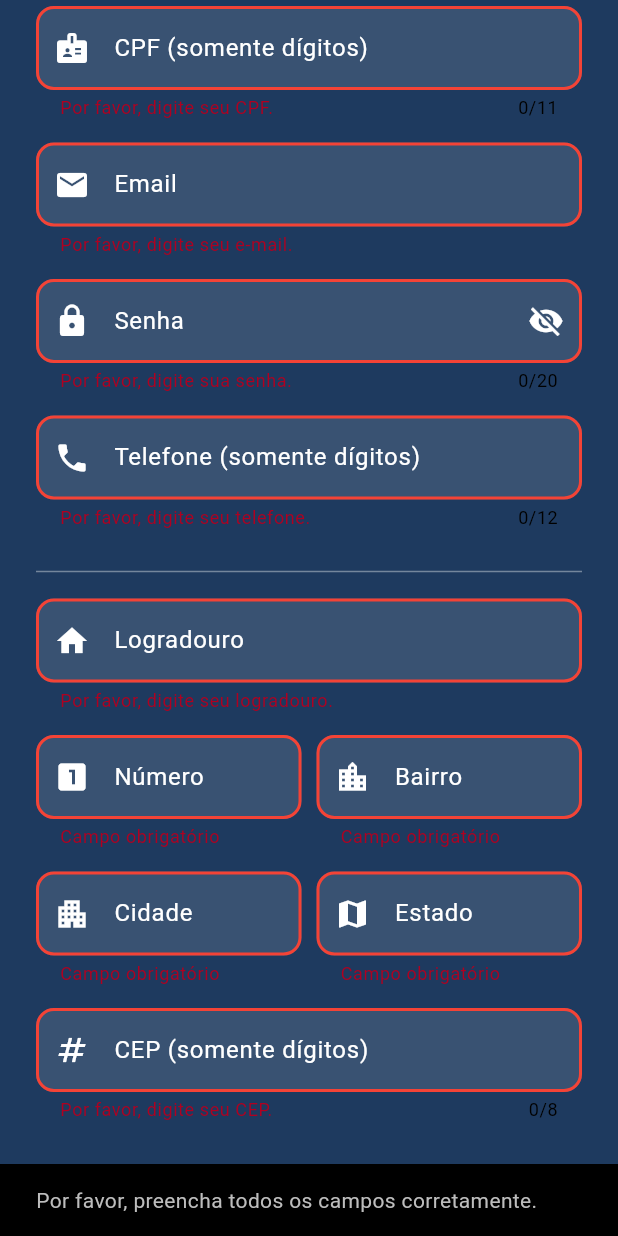
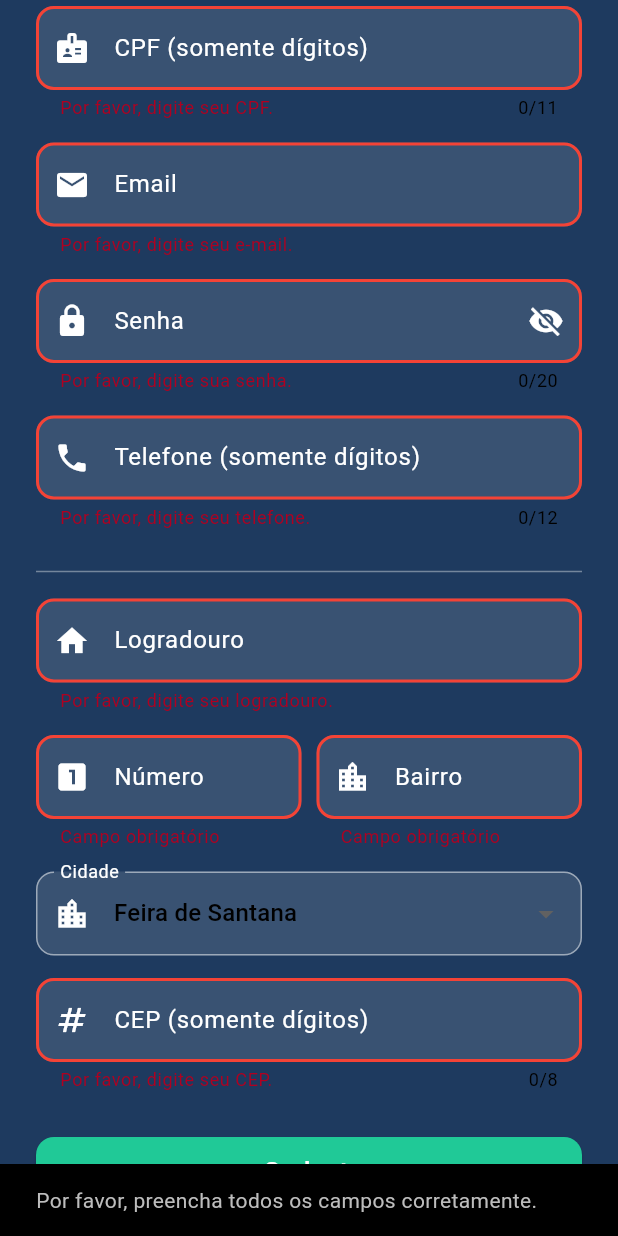
Before and after one commit to jeanPersil/CitySync, a Flutter app: the TelaCadastro screen opened directly, scrolled down 404 dp, after a tap on "Cadastrar", on a phone screen of 412 x 824 dp. Run offline on Flutter 3.47's test engine with Material 3 defaults, Android fonts, the phone set to English and light mode, and no system bars; our stand-ins replace google_maps_flutter, image_picker; missing offline and left inert: image_picker_web.

Commit message:
ajustes
ajustes no codigo e atualização para realizar cadastro

```diff
--- a/citysync/lib/services/reports.dart
+++ b/citysync/lib/services/reports.dart
@@ -5,7 +5,7 @@ import 'package:citysync/model/modelReport.dart';
 class ReportApiService {
   Future<List<Report>> obterListaReports(int idUsuario) async {
     final response = await http.post(
-      Uri.parse('http://192.168.0.4:5000/listar_reports'),
+      Uri.parse('http://192.168.0.10:5000/listar_reports'),
       headers: {'Content-Type': 'application/json'},
       body: jsonEncode({"id_usuario": idUsuario}),
     );
@@ -28,7 +28,7 @@ class ReportApiService {
     String? urlImagem,
   }) async {
     final response = await http.post(
-      Uri.parse('http://192.168.0.4:5000/efetuar_report'),
+      Uri.parse('http://192.168.0.10:5000/efetuar_report'),
       headers: {'Content-Type': 'application/json'},
       body: jsonEncode({
         "endereco": endereco,
--- a/citysync/lib/views/cadastro.dart
+++ b/citysync/lib/views/cadastro.dart
@@ -1,4 +1,4 @@
-import 'package:citysync/home_page.dart';
+import 'package:citysync/services/auth.dart';
 import 'package:citysync/views/login.dart';
 import 'package:flutter/material.dart';
 
@@ -9,7 +9,8 @@ class TelaCadastro extends StatefulWidget {
   State<TelaCadastro> createState() => _TelaCadastroState();
 }
 
-class _TelaCadastroState extends State<TelaCadastro> with SingleTickerProviderStateMixin {
+class _TelaCadastroState extends State<TelaCadastro>
+    with SingleTickerProviderStateMixin {
   final _formKey = GlobalKey<FormState>();
 
   final _nomeController = TextEditingController();
@@ -20,15 +21,16 @@ class _TelaCadastroState extends State<TelaCadastro> with SingleTickerProviderSt
   final _logradouroController = TextEditingController();
   final _numeroCasaController = TextEditingController();
   final _bairroController = TextEditingController();
-  final _cidadeController = TextEditingController();
-  final _estadoController = TextEditingController();
   final _cepController = TextEditingController();
 
   late final AnimationController _animationController;
   late final Animation<double> _scaleAnimation;
 
+  bool _obscureText = true;
 
-  bool _obscureText = true;
+
+  int? _cidadeSelecionada = 1;
+  final auth = AutenticacaoUsuario();
 
   @override
   void initState() {
@@ -56,13 +58,10 @@ class _TelaCadastroState extends State<TelaCadastro> with SingleTickerProviderSt
     _logradouroController.dispose();
     _numeroCasaController.dispose();
     _bairroController.dispose();
-    _cidadeController.dispose();
-    _estadoController.dispose();
     _cepController.dispose();
     _animationController.dispose();
     super.dispose();
   }
-
 
   InputDecoration _buildInputDecoration({
     required String labelText,
@@ -99,7 +98,6 @@ class _TelaCadastroState extends State<TelaCadastro> with SingleTickerProviderSt
     );
   }
 
-
   Widget _buildField(
     TextEditingController controller,
     String label,
@@ -117,7 +115,8 @@ class _TelaCadastroState extends State<TelaCadastro> with SingleTickerProviderSt
       keyboardType: keyboardType,
       style: const TextStyle(color: Colors.white),
       autovalidateMode: AutovalidateMode.onUserInteraction,
-      decoration: _buildInputDecoration(labelText: label, icon: icon, suffixIcon: suffixIcon),
+      decoration: _buildInputDecoration(
+          labelText: label, icon: icon, suffixIcon: suffixIcon),
       validator: validator ??
           (value) {
             if (value == null || value.trim().isEmpty) {
@@ -126,6 +125,54 @@ class _TelaCadastroState extends State<TelaCadastro> with SingleTickerProviderSt
             return null;
           },
     );
+  }
+
+  void _handleCadastro() async {
+    if (_formKey.currentState!.validate()) {
+      final dadosCadastro = {
+        "nome": _nomeController.text.trim(),
+        "cpf": _cpfController.text.trim(),
+        "email": _emailController.text.trim(),
+        "senha": _senhaController.text.trim(),
+        "telefone": _telefoneController.text.trim(),
+        "logradouro": _logradouroController.text.trim(),
+        "numero": _numeroCasaController.text.trim(),
+        "bairro": _bairroController.text.trim(),
+        "cidade": _cidadeSelecionada.toString(),
+        "cep": _cepController.text.trim(),
+      };
+
+      final resultado = await auth.cadastrar(dadosCadastro);
+
+      if (!resultado["sucesso"]) {
+        ScaffoldMessenger.of(context).showSnackBar(
+          SnackBar(
+            content: Text(resultado['mensagem'] ?? 'Erro desconhecido'),
+            backgroundColor: Colors.red,
+          ),
+        );
+        return;
+      }
+
+      ScaffoldMessenger.of(context).showSnackBar(
+        SnackBar(
+          content: Text(resultado['mensagem']),
+          backgroundColor: Colors.green,
+        ),
+      );
+
+      Navigator.pushReplacement(
+        context,
+        MaterialPageRoute(builder: (_) => const TelaLogin()),
+      );
+    } else {
+      ScaffoldMessenger.of(context).showSnackBar(
+        const SnackBar(
+          content: Text('Por favor, preencha todos os campos corretamente.'),
+          backgroundColor: Colors.black,
+        ),
+      );
+    }
   }
 
   @override
@@ -138,8 +185,6 @@ class _TelaCadastroState extends State<TelaCadastro> with SingleTickerProviderSt
           child: Column(
             children: [
               const SizedBox(height: 30),
-
-
               AnimatedBuilder(
                 animation: _scaleAnimation,
                 builder: (context, child) => Transform.scale(
@@ -148,19 +193,19 @@ class _TelaCadastroState extends State<TelaCadastro> with SingleTickerProviderSt
                 ),
                 child: Image.asset("assets/images/logo.png", height: 200),
               ),
-
               const SizedBox(height: 20),
               const Text(
                 "Criar Nova Conta",
-                style: TextStyle(fontSize: 26, fontWeight: FontWeight.bold, color: Colors.white),
+                style: TextStyle(
+                    fontSize: 26,
+                    fontWeight: FontWeight.bold,
+                    color: Colors.white),
               ),
-
               const SizedBox(height: 30),
               Form(
                 key: _formKey,
                 child: Column(
                   children: [
-
                     _buildField(
                       _nomeController,
                       "Nome completo",
@@ -176,8 +221,6 @@ class _TelaCadastroState extends State<TelaCadastro> with SingleTickerProviderSt
                       },
                     ),
                     const SizedBox(height: 15),
-
-
                     _buildField(
                       _cpfController,
                       "CPF (somente dígitos)",
@@ -188,15 +231,14 @@ class _TelaCadastroState extends State<TelaCadastro> with SingleTickerProviderSt
                         if (value == null || value.trim().isEmpty) {
                           return "Por favor, digite seu CPF.";
                         }
-                        if (value.length != 11 || !RegExp(r'^\d{11}$').hasMatch(value)) {
+                        if (value.length != 11 ||
+                            !RegExp(r'^\d{11}$').hasMatch(value)) {
                           return "CPF deve ter 11 dígitos numéricos válidos.";
                         }
                         return null;
                       },
                     ),
                     const SizedBox(height: 15),
-
-
                     _buildField(
                       _emailController,
                       "Email",
@@ -214,8 +256,6 @@ class _TelaCadastroState extends State<TelaCadastro> with SingleTickerProviderSt
                       },
                     ),
                     const SizedBox(height: 15),
-
-
                     _buildField(
                       _senhaController,
                       "Senha",
@@ -224,7 +264,9 @@ class _TelaCadastroState extends State<TelaCadastro> with SingleTickerProviderSt
                       maxLength: 20,
                       suffixIcon: IconButton(
                         icon: Icon(
-                          _obscureText ? Icons.visibility_off : Icons.visibility,
+                          _obscureText
+                              ? Icons.visibility_off
+                              : Icons.visibility,
                           color: Colors.white,
                         ),
                         onPressed: () {
@@ -244,8 +286,6 @@ class _TelaCadastroState extends State<TelaCadastro> with SingleTickerProviderSt
                       },
                     ),
                     const SizedBox(height: 15),
-
-
                     _buildField(
                       _telefoneController,
                       "Telefone (somente dígitos)",
@@ -262,12 +302,9 @@ class _TelaCadastroState extends State<TelaCadastro> with SingleTickerProviderSt
                         return null;
                       },
                     ),
-
                     const SizedBox(height: 20),
                     const Divider(color: Colors.white38),
                     const SizedBox(height: 10),
-
-
                     _buildField(
                       _logradouroController,
                       "Logradouro",
@@ -280,7 +317,6 @@ class _TelaCadastroState extends State<TelaCadastro> with SingleTickerProviderSt
                       },
                     ),
                     const SizedBox(height: 15),
-
                     Row(
                       children: [
                         Expanded(
@@ -314,41 +350,31 @@ class _TelaCadastroState extends State<TelaCadastro> with SingleTickerProviderSt
                       ],
                     ),
                     const SizedBox(height: 15),
-
-                    Row(
-                      children: [
-                        Expanded(
-                          child: _buildField(
-                            _cidadeController,
-                            "Cidade",
-                            Icons.apartment,
-                            validator: (value) {
-                              if (value == null || value.trim().isEmpty) {
-                                return "Campo obrigatório";
-                              }
-                              return null;
-                            },
-                          ),
-                        ),
-                        const SizedBox(width: 10),
-                        Expanded(
-                          child: _buildField(
-                            _estadoController,
-                            "Estado",
-                            Icons.map,
-                            validator: (value) {
-                              if (value == null || value.trim().isEmpty) {
-                                return "Campo obrigatório";
-                              }
-                              return null;
-                            },
-                          ),
+                    DropdownButtonFormField<int>(
+                      value: _cidadeSelecionada,
+                      decoration: _buildInputDecoration(
+                        labelText: "Cidade",
+                        icon: Icons.location_city,
+                      ),
+                      items: const [
+                        DropdownMenuItem(
+                          value: 1,
+                          child: Text("Feira de Santana"),
                         ),
                       ],
+                      onChanged: (int? novoValor) {
+                        setState(() {
+                          _cidadeSelecionada = novoValor;
+                        });
+                      },
+                      validator: (value) {
+                        if (value == null) {
+                          return "Por favor, selecione uma cidade";
+                        }
+                        return null;
+                      },
                     ),
                     const SizedBox(height: 15),
-
-
                     _buildField(
                       _cepController,
                       "CEP (somente dígitos)",
@@ -359,7 +385,8 @@ class _TelaCadastroState extends State<TelaCadastro> with SingleTickerProviderSt
                         if (value == null || value.trim().isEmpty) {
                           return "Por favor, digite seu CEP.";
                         }
-                        if (value.length != 8 || !RegExp(r'^\d{8}$').hasMatch(value)) {
+                        if (value.length != 8 ||
+                            !RegExp(r'^\d{8}$').hasMatch(value)) {
                           return "CEP deve ter 8 dígitos numéricos válidos.";
                         }
                         return null;
@@ -368,51 +395,36 @@ class _TelaCadastroState extends State<TelaCadastro> with SingleTickerProviderSt
                   ],
                 ),
               ),
-
               const SizedBox(height: 30),
-
               SizedBox(
                 width: double.infinity,
                 height: 48,
                 child: ElevatedButton.icon(
                   icon: const Icon(Icons.check),
-                  label: const Text("Cadastrar", style: TextStyle(fontSize: 18)),
+                  label:
+                      const Text("Cadastrar", style: TextStyle(fontSize: 18)),
                   style: ElevatedButton.styleFrom(
                     backgroundColor: const Color(0xFF20C997),
                     foregroundColor: Colors.white,
-                    shape: RoundedRectangleBorder(borderRadius: BorderRadius.circular(12)),
+                    shape: RoundedRectangleBorder(
+                        borderRadius: BorderRadius.circular(12)),
                   ),
-                  onPressed: () {
-
-                    if (_formKey.currentState!.validate()) {
-
-                      Navigator.pushReplacement(
-                        context,
-                        MaterialPageRoute(builder: (_) => const Homepage()),
-                      );
-                    } else {
-
-                      ScaffoldMessenger.of(context).showSnackBar(
-                        const SnackBar(
-                          content: Text('Por favor, preencha todos os campos corretamente.'),
-                          backgroundColor: Colors.black,
-                        ),
-                      );
-                    }
-                  },
+                  onPressed: _handleCadastro,
                 ),
               ),
-
               const SizedBox(height: 20),
               Row(
                 mainAxisAlignment: MainAxisAlignment.center,
                 children: [
-                  const Text("Já tem uma conta?", style: TextStyle(color: Colors.white70)),
+                  const Text("Já tem uma conta?",
+                      style: TextStyle(color: Colors.white70)),
                   TextButton(
                     onPressed: () {
-                      Navigator.pushReplacement(context, MaterialPageRoute(builder: (_) => const TelaLogin()));
+                      Navigator.pushReplacement(context,
+                          MaterialPageRoute(builder: (_) => const TelaLogin()));
                     },
-                    child: const Text("Faça Login", style: TextStyle(color: Color(0xFF20C997))),
+                    child: const Text("Faça Login",
+                        style: TextStyle(color: Color(0xFF20C997))),
                   ),
                 ],
               ),
```
Also changed, not shown: citysync/lib/services/auth.dart (+30 -6 lines), citysync/lib/views/lista_problemas_report.dart (+23 -19 lines), citysync/lib/views/login.dart (+67 -54 lines), citysync/lib/views/tela_principal.dart (+3 -8 lines), citysync/pubspec.lock.
